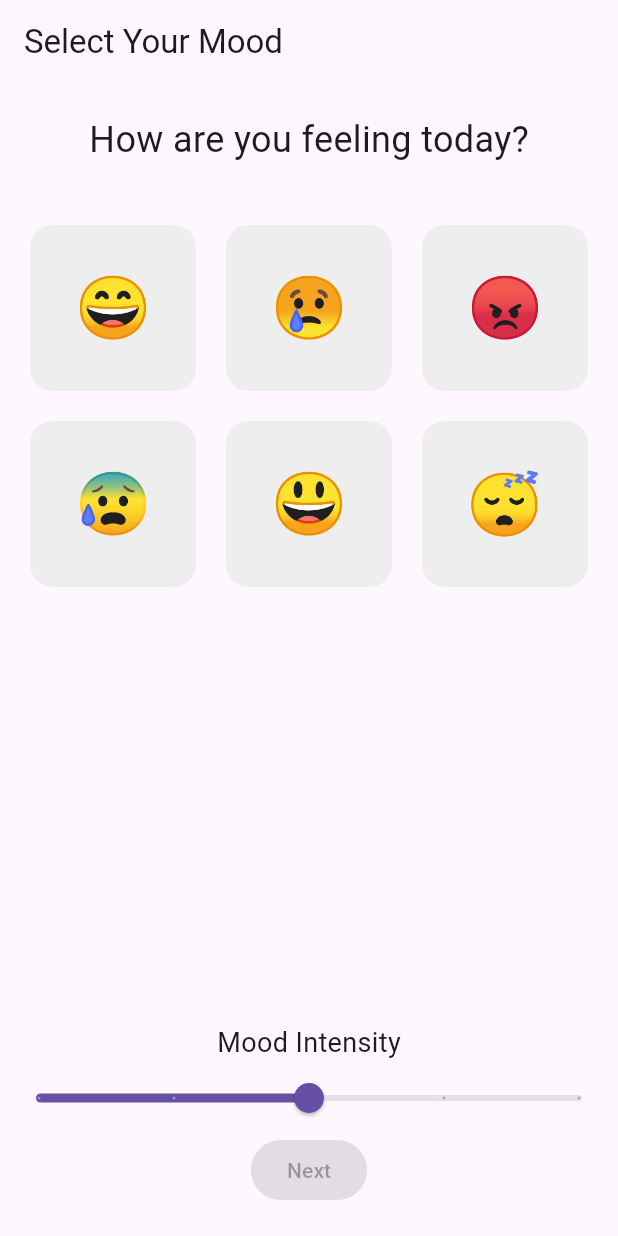
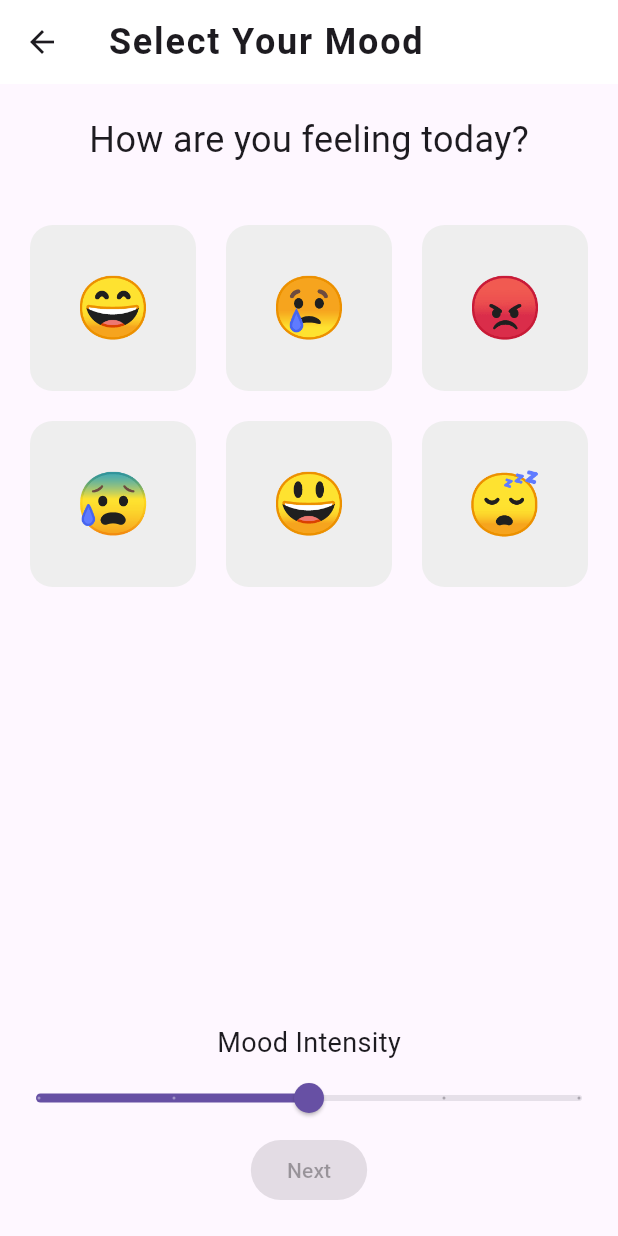
Before and after one commit to Kenneth-W-Chen/mindfulness-app, a Flutter app: the MoodSelectionScreen screen opened directly, on a phone screen of 412 x 824 dp. Run offline on Flutter 3.47's test engine with Material 3 defaults, Android fonts, the light colour scheme and no system bars; our stand-ins replace audioplayers, fl_chart, sqflite; accounts and stored records are empty.

Commit message:
Added mood journal to daily activities
Fixed daily progress for meditation station resetting when entering and exiting the screen

```diff
--- a/lib/screens/activities/Mood Journal/journal_prompt_screen.dart
+++ b/lib/screens/activities/Mood Journal/journal_prompt_screen.dart
@@ -87,7 +87,7 @@
             ElevatedButton(
               onPressed:  () async {
                 await saveEntry();
-                Navigator.pushReplacement(context, MaterialPageRoute(builder: (context)=> JournalListScreen(storage: widget.storage)));
+                Navigator.pushReplacement(context, MaterialPageRoute(builder: (context)=> JournalListScreen(storage: widget.storage)), result: true);
               },
               child: const Text('Save Entry'),
             ),
--- a/lib/screens/activities/Mood Journal/mood_selection_screen.dart
+++ b/lib/screens/activities/Mood Journal/mood_selection_screen.dart
@@ -1,3 +1,4 @@
+import 'package:calm_quest/screens/shared/activity_app_bar.dart';
 import 'package:flutter/material.dart';
 import '../../../storage.dart';
 import 'journal_prompt_screen.dart';
@@ -30,9 +31,7 @@
   @override
   Widget build(BuildContext context) {
     return Scaffold(
-      appBar: AppBar(
-        title: const Text('Select Your Mood'),
-      ),
+      appBar: activityAppBar('Select Your Mood', Colors.white, context, false, backButtonColor: null),
       body: Column(
         children: [
           const SizedBox(height: 20),
--- a/lib/screens/activities/meditation_station.dart
+++ b/lib/screens/activities/meditation_station.dart
@@ -195,7 +195,7 @@
                               storage: storage,
                             )),
                   ).then((value) {
-                    _activityCompleted = value as bool;
+                    _activityCompleted = value as bool || _activityCompleted;
                     setState(() {});
                   });
                 },
--- a/lib/screens/shared/activity_app_bar.dart
+++ b/lib/screens/shared/activity_app_bar.dart
@@ -1,7 +1,7 @@
 import 'dart:ui';
 import 'package:flutter/material.dart';
 
-AppBar activityAppBar(String title, Color backgroundColor, BuildContext context, bool activityCompleted) {
+AppBar activityAppBar(String title, Color backgroundColor, BuildContext context, bool activityCompleted, {Color? backButtonColor = Colors.white}) {
   return AppBar(
       title: Text(
         title,
@@ -14,7 +14,7 @@
       backgroundColor: backgroundColor,
       elevation: 0,
       leading: BackButton(
-        color: Colors.white,
+        color: backButtonColor,
         onPressed: () {Navigator.pop(context, activityCompleted);},
       ));
 }
```
